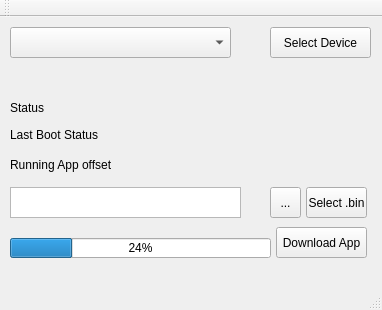
Above: SecureBootLoader/Downloader_GUI/downloader/mainwindow.ui from ablinux/thesourcecode before the change. Below: the same form after it.
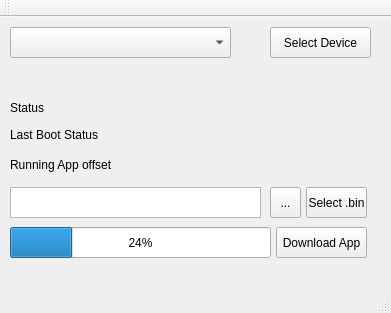
That is the form after the change.

Commit message: GUI update - hanging while during download

```diff
--- a/SecureBootLoader/Downloader_GUI/downloader/mainwindow.ui
+++ b/SecureBootLoader/Downloader_GUI/downloader/mainwindow.ui
@@ -6,8 +6,8 @@
    <rect>
     <x>0</x>
     <y>0</y>
-    <width>382</width>
-    <height>310</height>
+    <width>391</width>
+    <height>313</height>
    </rect>
   </property>
   <property name="windowTitle">
@@ -18,9 +18,9 @@
     <property name="geometry">
      <rect>
       <x>10</x>
-      <y>221</y>
+      <y>210</y>
       <width>261</width>
-      <height>20</height>
+      <height>31</height>
      </rect>
     </property>
     <property name="value">
@@ -84,7 +84,7 @@
      <rect>
       <x>10</x>
       <y>170</y>
-      <width>231</width>
+      <width>251</width>
       <height>31</height>
      </rect>
     </property>
@@ -131,7 +131,7 @@
    <widget class="QLabel" name="label_wr_ofst">
     <property name="geometry">
      <rect>
-      <x>140</x>
+      <x>160</x>
       <y>140</y>
       <width>111</width>
       <height>20</height>
```
Left out of the diff: 2 changed lines with no effect on the pictures. The commit also changes 6 other files.
